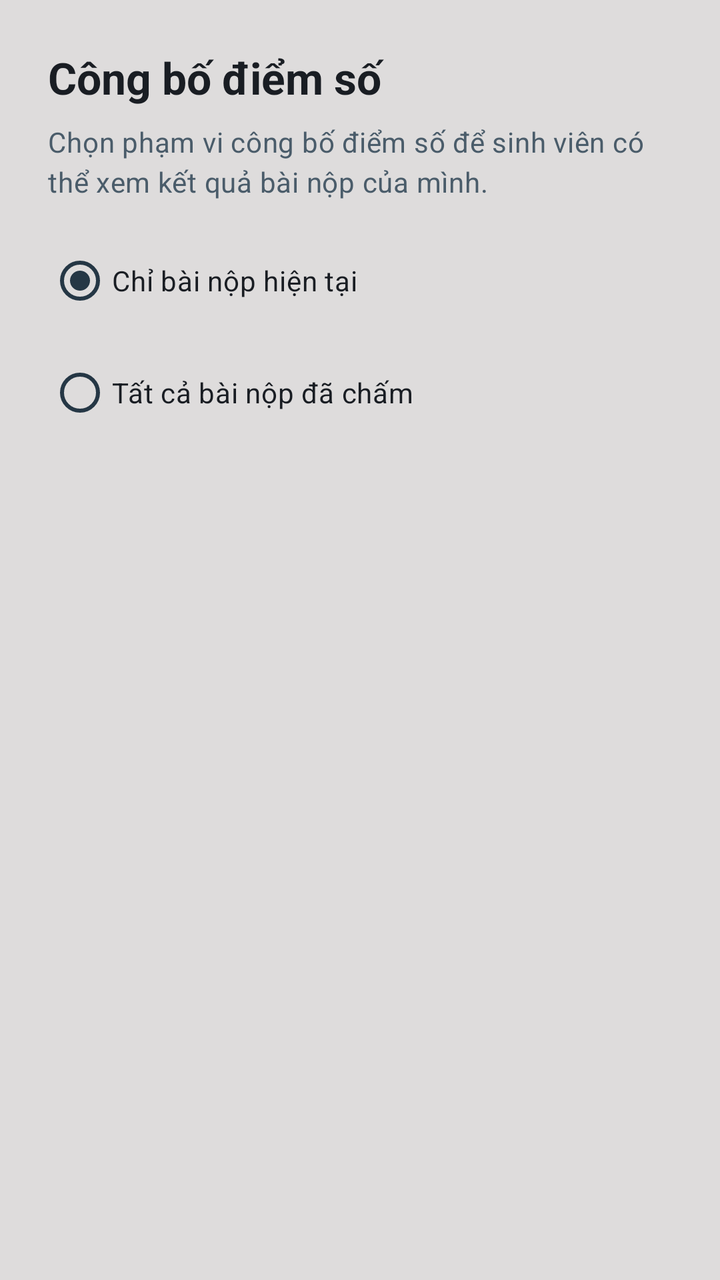
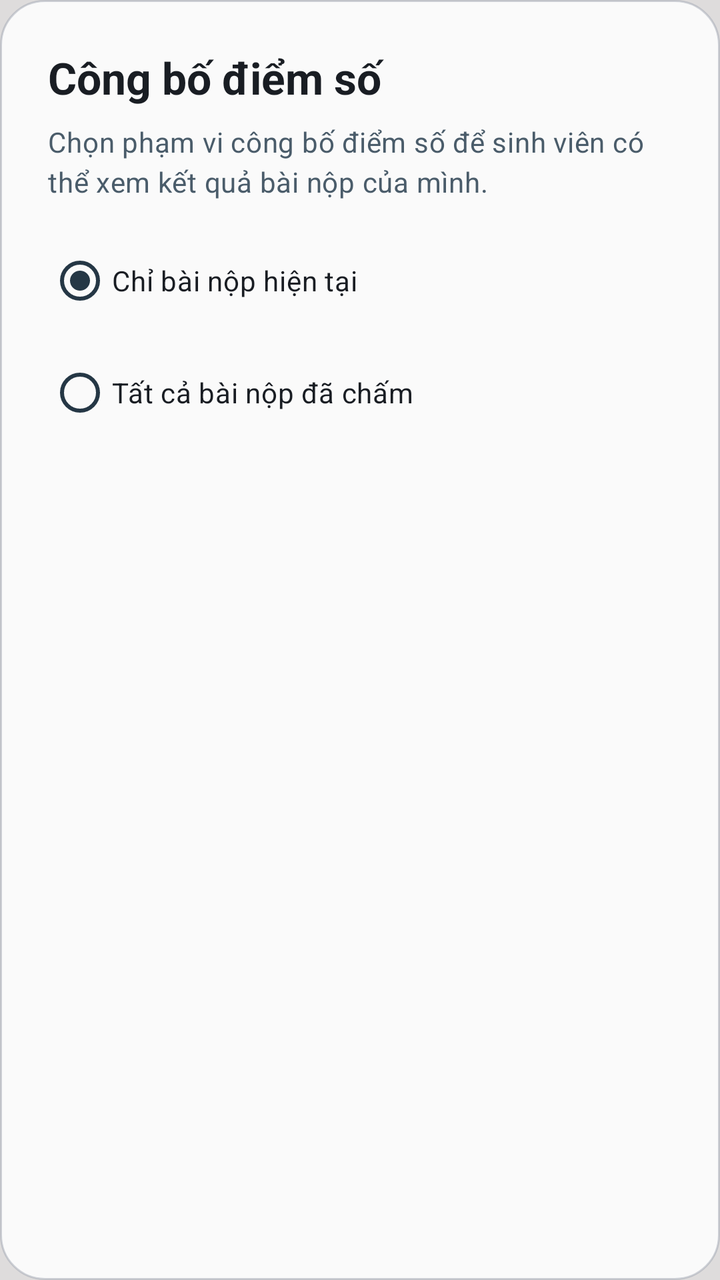

An Android layout rendered at two revisions. The XML below is the earlier revision; the diff shows what the commit changed to produce the second picture.
<!-- AndroidManifest.xml: application theme Theme.UniClassApp -->
<!-- res/layout/dialog_publish_grade.xml -->
<?xml version="1.0" encoding="utf-8"?>
<LinearLayout xmlns:android="http://schemas.android.com/apk/res/android"
    xmlns:app="http://schemas.android.com/apk/res-auto"
    android:layout_width="match_parent"
    android:layout_height="wrap_content"
    android:orientation="vertical"
    android:padding="@dimen/space_24">

    <TextView
        android:id="@+id/tvDialogTitle"
        style="@style/TextAppearance.EduLens.Headline"
        android:layout_width="match_parent"
        android:layout_height="wrap_content"
        android:text="@string/dialog_publish_grade_title"
        android:textColor="@color/text_primary" />

    <TextView
        android:id="@+id/tvDialogSubtitle"
        style="@style/TextAppearance.EduLens.Body"
        android:layout_width="match_parent"
        android:layout_height="wrap_content"
        android:layout_marginTop="@dimen/space_8"
        android:text="Chọn phạm vi công bố điểm số để sinh viên có thể xem kết quả bài nộp của mình."
        android:textColor="@color/text_secondary" />

    <RadioGroup
        android:id="@+id/rgPublishScope"
        android:layout_width="match_parent"
        android:layout_height="wrap_content"
        android:layout_marginTop="@dimen/space_16">

        <com.google.android.material.radiobutton.MaterialRadioButton
            android:id="@+id/rbPublishCurrent"
            android:layout_width="match_parent"
            android:layout_height="wrap_content"
            android:checked="true"
            android:text="@string/rb_publish_current"
            android:textColor="@color/text_primary"
            android:textSize="14sp"
            app:buttonTint="@color/color_primary" />

        <com.google.android.material.radiobutton.MaterialRadioButton
            android:id="@+id/rbPublishAll"
            android:layout_width="match_parent"
            android:layout_height="wrap_content"
            android:layout_marginTop="@dimen/space_8"
            android:text="@string/rb_publish_all"
            android:textColor="@color/text_primary"
            android:textSize="14sp"
            app:buttonTint="@color/color_primary" />
    </RadioGroup>

</LinearLayout>
<!-- resources referenced by this layout -->
<resources>
  <color name="color_primary">#253745</color>
  <color name="text_primary">@color/uc_text_primary</color>
  <color name="text_secondary">@color/uc_text_secondary</color>
  <dimen name="space_16">16dp</dimen>
  <dimen name="space_24">24dp</dimen>
  <dimen name="space_8">8dp</dimen>
  <string name="dialog_publish_grade_title">Công bố điểm số</string>
  <string name="rb_publish_all">Tất cả bài nộp đã chấm</string>
  <string name="rb_publish_current">Chỉ bài nộp hiện tại</string>
  <style name="TextAppearance.EduLens.Body" parent="TextAppearance.Material3.BodyMedium">
          <item name="android:textSize">14sp</item>
          <item name="android:textStyle">normal</item>
          <item name="android:textColor">@color/text_secondary</item>
      </style>
  <style name="TextAppearance.EduLens.Headline" parent="TextAppearance.Material3.HeadlineSmall">
          <item name="android:textSize">22sp</item>
          <item name="android:textStyle">bold</item>
          <item name="android:textColor">@color/text_primary</item>
      </style>
  <style name="Theme.UniClassApp" parent="Base.Theme.UniClassApp" />
  <color name="uc_text_primary">#191D23</color>
  <color name="uc_text_secondary">#4A5C6A</color>
  <style name="Base.Theme.UniClassApp" parent="Theme.Material3.DayNight.NoActionBar">
          <item name="colorPrimary">@color/p2_teal</item>
          <item name="colorSecondary">@color/p2_lavender</item>
          <item name="colorSurface">@color/uc_bg_canvas</item>
          <item name="android:colorBackground">@color/uc_bg_canvas</item>
          <item name="colorError">@color/color_error</item>
          <item name="android:statusBarColor">@color/uc_bg_canvas</item>
          <item name="android:windowLightStatusBar" tools:targetApi="m">true</item>
      </style>
  <color name="p2_teal">#57707A</color>
  <color name="p2_lavender">#C5BAC4</color>
  <color name="uc_bg_canvas">#DEDCDC</color>
  <color name="color_error">#DC2626</color>
</resources>

<!-- the commit's change to res/layout/dialog_publish_grade.xml (unified diff, before → after) -->
@@ -3,6 +3,7 @@
     xmlns:app="http://schemas.android.com/apk/res-auto"
     android:layout_width="match_parent"
     android:layout_height="wrap_content"
+    android:background="@drawable/bg_unified_surface_card"
     android:orientation="vertical"
     android:padding="@dimen/space_24">
 
@@ -12,7 +13,7 @@
         android:layout_width="match_parent"
         android:layout_height="wrap_content"
         android:text="@string/dialog_publish_grade_title"
-        android:textColor="@color/text_primary" />
+        android:textColor="@color/uc_text_primary" />
 
     <TextView
         android:id="@+id/tvDialogSubtitle"
@@ -21,7 +22,7 @@
         android:layout_height="wrap_content"
         android:layout_marginTop="@dimen/space_8"
         android:text="Chọn phạm vi công bố điểm số để sinh viên có thể xem kết quả bài nộp của mình."
-        android:textColor="@color/text_secondary" />
+        android:textColor="@color/uc_text_secondary" />
 
     <RadioGroup
         android:id="@+id/rgPublishScope"
@@ -35,7 +36,7 @@
             android:layout_height="wrap_content"
             android:checked="true"
             android:text="@string/rb_publish_current"
-            android:textColor="@color/text_primary"
+            android:textColor="@color/uc_text_primary"
             android:textSize="14sp"
             app:buttonTint="@color/color_primary" />
 
@@ -45,7 +46,7 @@
             android:layout_height="wrap_content"
             android:layout_marginTop="@dimen/space_8"
             android:text="@string/rb_publish_all"
-            android:textColor="@color/text_primary"
+            android:textColor="@color/uc_text_primary"
             android:textSize="14sp"
             app:buttonTint="@color/color_primary" />
     </RadioGroup>
<!-- resource entries referenced after the edit -->
@@ -6,6 +6,16 @@
   <dimen name="space_16">16dp</dimen>
   <dimen name="space_24">24dp</dimen>
   <dimen name="space_8">8dp</dimen>
+  <!-- drawable bg_unified_surface_card (drawable) -->
+  <?xml version="1.0" encoding="utf-8"?>
+  <shape xmlns:android="http://schemas.android.com/apk/res/android"
+      android:shape="rectangle">
+      <corners android:radius="22dp" />
+      <solid android:color="@color/uc_surface_card" />
+      <stroke
+          android:width="1dp"
+          android:color="@color/uc_border_card" />
+  </shape>
   <string name="dialog_publish_grade_title">Công bố điểm số</string>
   <string name="rb_publish_all">Tất cả bài nộp đã chấm</string>
   <string name="rb_publish_current">Chỉ bài nộp hiện tại</string>
@@ -20,6 +30,8 @@
           <item name="android:textColor">@color/text_primary</item>
       </style>
   <style name="Theme.UniClassApp" parent="Base.Theme.UniClassApp" />
+  <color name="uc_surface_card">#D9FFFFFF</color>
+  <color name="uc_border_card">#73989DAA</color>
   <color name="uc_text_primary">#191D23</color>
   <color name="uc_text_secondary">#4A5C6A</color>
   <style name="Base.Theme.UniClassApp" parent="Theme.Material3.DayNight.NoActionBar">
